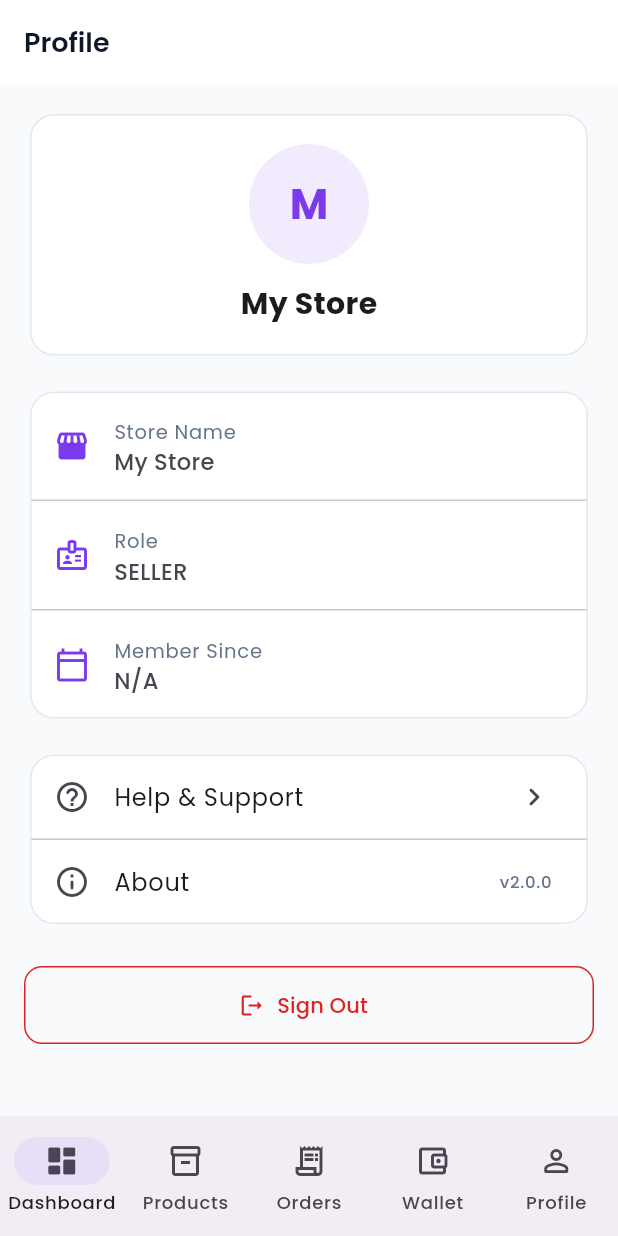
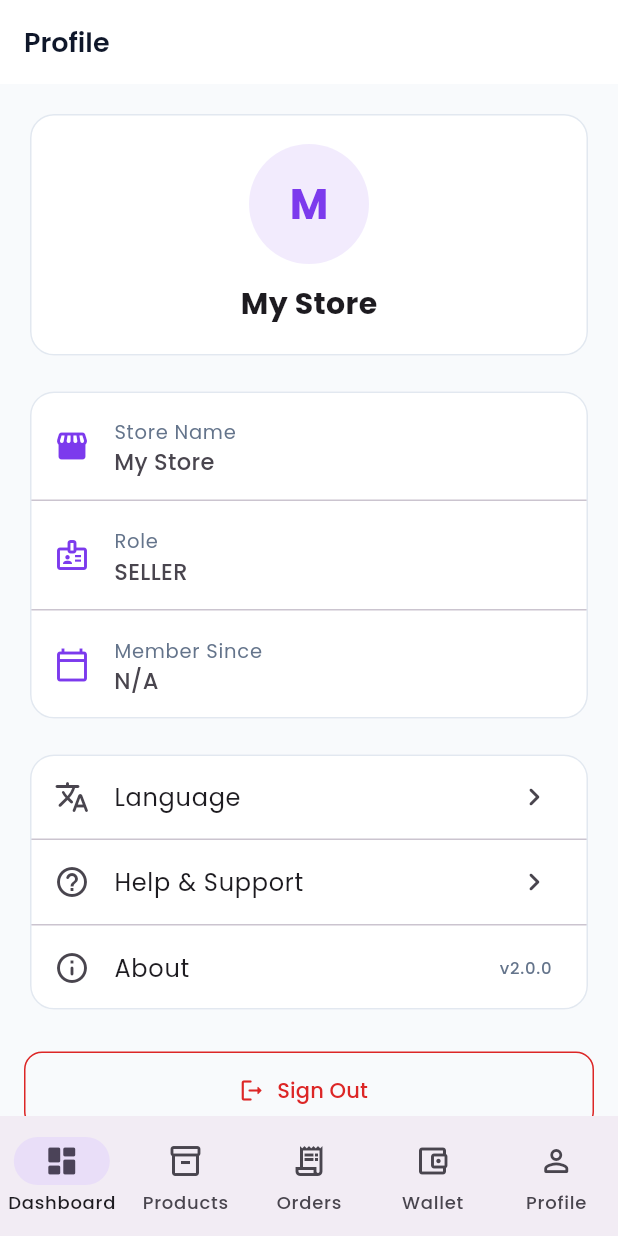
Before and after one commit to mayegamustafa/store, a Flutter app: the ProfileScreen screen opened by its route, on a phone screen of 412 x 824 dp. Run offline on Flutter 3.47's test engine with Material 3 defaults, Android fonts, the phone set to English and light mode, and no system bars; our stand-ins replace badges, cached_network_image, carousel_slider, connectivity_plus, country_code_picker, dio and 20 more; accounts and stored records are empty; network calls fail.

Commit message:
feat(mobile): languages — English (default), Swahili, Luganda
Lightweight in-app translation layer (T.t + LocaleProvider persisted in
prefs, no codegen) shipped in all three apps with a language picker in
each profile/settings area. Bottom-nav labels and core auth/action
strings are translated; every string lives in one map per language
(core/i18n/app_i18n.dart) so extending coverage is a one-file edit.
Unknown keys fall back to English then to the key — always safe.

Co-Authored-By: Claude Fable 5 <noreply@anthropic.com>

```diff
--- /dev/null
+++ b/apps/mobile-buyer/lib/core/i18n/app_i18n.dart
@@ -0,0 +1,183 @@
+import 'package:flutter/material.dart';
+import 'package:shared_preferences/shared_preferences.dart';
+
+/// Lightweight app translations: English (default), Swahili, Luganda.
+/// Use `T.t('key')` anywhere; unknown keys fall back to English, then to the
+/// key itself, so adding strings is always safe.
+class T {
+  static String code = 'en';
+
+  static const supported = [
+    ('en', 'English'),
+    ('sw', 'Kiswahili'),
+    ('lg', 'Luganda'),
+  ];
+
+  static String t(String key) =>
+      _strings[code]?[key] ?? _strings['en']![key] ?? key;
+
+  static const Map<String, Map<String, String>> _strings = {
+    'en': {
+      'home': 'Home',
+      'categories': 'Categories',
+      'cart': 'Cart',
+      'orders': 'Orders',
+      'profile': 'Profile',
+      'wishlist': 'Wishlist',
+      'dashboard': 'Dashboard',
+      'products': 'Products',
+      'wallet': 'Wallet',
+      'deliveries': 'Deliveries',
+      'earnings': 'Earnings',
+      'messages': 'Messages',
+      'settings': 'Settings',
+      'search': 'Search',
+      'sign_in': 'Sign In',
+      'sign_out': 'Sign Out',
+      'welcome_back': 'Welcome back',
+      'email_or_phone': 'Email or Phone',
+      'password': 'Password',
+      'continue_google': 'Continue with Google',
+      'sign_in_biometrics': 'Sign in with Biometrics',
+      'register': 'Register',
+      'language': 'Language',
+      'choose_language': 'Choose language',
+      'save': 'Save',
+      'cancel': 'Cancel',
+      'notifications': 'Notifications',
+      'track_delivery': 'Track Delivery',
+      'withdraw': 'Withdraw',
+      'total': 'Total',
+      'subscription': 'Subscription',
+    },
+    'sw': {
+      'home': 'Nyumbani',
+      'categories': 'Jamii',
+      'cart': 'Kikapu',
+      'orders': 'Oda',
+      'profile': 'Wasifu',
+      'wishlist': 'Vipendwa',
+      'dashboard': 'Dashibodi',
+      'products': 'Bidhaa',
+      'wallet': 'Pochi',
+      'deliveries': 'Usafirishaji',
+      'earnings': 'Mapato',
+      'messages': 'Jumbe',
+      'settings': 'Mipangilio',
+      'search': 'Tafuta',
+      'sign_in': 'Ingia',
+      'sign_out': 'Toka',
+      'welcome_back': 'Karibu tena',
+      'email_or_phone': 'Barua pepe au Simu',
+      'password': 'Nenosiri',
+      'continue_google': 'Endelea na Google',
+      'sign_in_biometrics': 'Ingia kwa alama ya kidole',
+      'register': 'Jisajili',
+      'language': 'Lugha',
+      'choose_language': 'Chagua lugha',
+      'save': 'Hifadhi',
+      'cancel': 'Ghairi',
+      'notifications': 'Arifa',
+      'track_delivery': 'Fuatilia Oda',
+      'withdraw': 'Toa pesa',
+      'total': 'Jumla',
+      'subscription': 'Usajili',
+    },
+    'lg': {
+      'home': 'Awaka',
+      'categories': 'Ebika',
+      'cart': 'Ekisero',
+      'orders': 'Ebiragiro',
+      'profile': 'Ebikukwatako',
+      'wishlist': 'Bye njagala',
+      'dashboard': 'Olubalaza',
+      'products': 'Ebyamaguzi',
+      'wallet': 'Ensawo',
+      'deliveries': 'Okutuusa',
+      'earnings': 'Enfuna',
+      'messages': 'Obubaka',
+      'settings': 'Entegeka',
+      'search': 'Noonya',
+      'sign_in': 'Yingira',
+      'sign_out': 'Fuluma',
+      'welcome_back': 'Tukwanirizza nate',
+      'email_or_phone': 'Email oba Essimu',
+      'password': "Ekigambo eky'ekyama",
+      'continue_google': 'Weyongere ne Google',
+      'sign_in_biometrics': "Yingira n'ekinkumu",
+      'register': 'Wewandiise',
+      'language': 'Olulimi',
+      'choose_language': 'Londa olulimi',
+      'save': 'Tereka',
+      'cancel': 'Sazaamu',
+      'notifications': 'Obubaka obutuuse',
+      'track_delivery': 'Goberera Ekiragiro',
+      'withdraw': 'Ggyamu ssente',
+      'total': 'Omugatte',
+      'subscription': 'Okwewandiisa',
+    },
+  };
+}
+
+/// Holds the chosen language, persists it, and rebuilds the app on change.
+class LocaleProvider extends ChangeNotifier {
+  static const _prefKey = 'app_language';
+
+  Future<void> load() async {
+    try {
+      final prefs = await SharedPreferences.getInstance();
+      final saved = prefs.getString(_prefKey);
+      if (saved != null && T.supported.any((s) => s.$1 == saved)) {
+        T.code = saved;
+        notifyListeners();
+      }
+    } catch (_) {}
+  }
+
+  Future<void> setLanguage(String code) async {
+    if (!T.supported.any((s) => s.$1 == code)) return;
+    T.code = code;
+    notifyListeners();
+    try {
+      final prefs = await SharedPreferences.getInstance();
+      await prefs.setString(_prefKey, code);
+    } catch (_) {}
+  }
+}
+
+/// Reusable language picker bottom sheet.
+Future<void> showLanguagePicker(BuildContext context, LocaleProvider provider) {
+  return showModalBottomSheet(
+    context: context,
+    shape: const RoundedRectangleBorder(
+        borderRadius: BorderRadius.vertical(top: Radius.circular(20))),
+    builder: (ctx) => SafeArea(
+      child: Column(
+        mainAxisSize: MainAxisSize.min,
+        children: [
+          Padding(
+            padding: const EdgeInsets.all(16),
+            child: Text(T.t('choose_language'),
+                style: const TextStyle(
+                    fontSize: 16, fontWeight: FontWeight.w700)),
+          ),
+          for (final (langCode, label) in T.supported)
+            ListTile(
+              leading: Icon(
+                T.code == langCode
+                    ? Icons.radio_button_checked_rounded
+                    : Icons.radio_button_off_rounded,
+                color: T.code == langCode ? Colors.green : Colors.grey,
+              ),
+              title: Text(label),
+              onTap: () {
+                provider.setLanguage(langCode);
+                Navigator.pop(ctx);
+              },
+            ),
+          const SizedBox(height: 8),
+        ],
+      ),
+    ),
+  );
+}
--- a/apps/mobile-buyer/lib/features/profile/profile_screen.dart
+++ b/apps/mobile-buyer/lib/features/profile/profile_screen.dart
@@ -20,6 +20,7 @@ import '../wallet/wallet_screen.dart';
 import '../support/help_center_screen.dart';
 import '../support/live_chat_screen.dart';
 import '../support/about_screen.dart';
+import '../../core/i18n/app_i18n.dart';
 
 class ProfileScreen extends StatelessWidget {
   const ProfileScreen({super.key});
@@ -177,6 +178,8 @@ class ProfileScreen extends StatelessWidget {
         // Currency
         _buildMenuSection('Preferences', [
           _MenuItem(Icons.currency_exchange_rounded, 'Currency', () => _showCurrencyPicker(context)),
+          _MenuItem(Icons.translate_rounded, T.t('language'),
+              () => showLanguagePicker(context, context.read<LocaleProvider>())),
         ]),
 
         const SizedBox(height: 12),
--- a/apps/mobile-buyer/lib/main.dart
+++ b/apps/mobile-buyer/lib/main.dart
@@ -25,6 +25,7 @@ import 'features/orders/order_tracking_screen.dart';
 import 'features/notifications/notifications_screen.dart';
 import 'features/wishlist/wishlist_screen.dart';
 import 'features/settings/addresses_screen.dart';
+import 'core/i18n/app_i18n.dart';
 
 void main() async {
   WidgetsFlutterBinding.ensureInitialized();
@@ -49,6 +50,7 @@ class TotalStoreApp extends StatelessWidget {
   Widget build(BuildContext context) {
     return MultiProvider(
       providers: [
+        ChangeNotifierProvider(create: (_) => LocaleProvider()..load()),
         ChangeNotifierProvider(create: (_) => AuthProvider()..init()),
         ChangeNotifierProvider(create: (_) => SettingsProvider()..fetchPublicSettings()),
         ChangeNotifierProvider(create: (_) => ProductsProvider()),
--- /dev/null
+++ b/apps/mobile-rider/lib/core/i18n/app_i18n.dart
@@ -0,0 +1,183 @@
+import 'package:flutter/material.dart';
+import 'package:shared_preferences/shared_preferences.dart';
+
+/// Lightweight app translations: English (default), Swahili, Luganda.
+/// Use `T.t('key')` anywhere; unknown keys fall back to English, then to the
+/// key itself, so adding strings is always safe.
+class T {
+  static String code = 'en';
+
+  static const supported = [
+    ('en', 'English'),
+    ('sw', 'Kiswahili'),
+    ('lg', 'Luganda'),
+  ];
+
+  static String t(String key) =>
+      _strings[code]?[key] ?? _strings['en']![key] ?? key;
+
+  static const Map<String, Map<String, String>> _strings = {
+    'en': {
+      'home': 'Home',
+      'categories': 'Categories',
+      'cart': 'Cart',
+      'orders': 'Orders',
+      'profile': 'Profile',
+      'wishlist': 'Wishlist',
+      'dashboard': 'Dashboard',
+      'products': 'Products',
+      'wallet': 'Wallet',
+      'deliveries': 'Deliveries',
+      'earnings': 'Earnings',
+      'messages': 'Messages',
+      'settings': 'Settings',
+      'search': 'Search',
+      'sign_in': 'Sign In',
+      'sign_out': 'Sign Out',
+      'welcome_back': 'Welcome back',
+      'email_or_phone': 'Email or Phone',
+      'password': 'Password',
+      'continue_google': 'Continue with Google',
+      'sign_in_biometrics': 'Sign in with Biometrics',
+      'register': 'Register',
+      'language': 'Language',
+      'choose_language': 'Choose language',
+      'save': 'Save',
+      'cancel': 'Cancel',
+      'notifications': 'Notifications',
+      'track_delivery': 'Track Delivery',
+      'withdraw': 'Withdraw',
+      'total': 'Total',
+      'subscription': 'Subscription',
+    },
+    'sw': {
+      'home': 'Nyumbani',
+      'categories': 'Jamii',
+      'cart': 'Kikapu',
+      'orders': 'Oda',
+      'profile': 'Wasifu',
+      'wishlist': 'Vipendwa',
+      'dashboard': 'Dashibodi',
+      'products': 'Bidhaa',
+      'wallet': 'Pochi',
+      'deliveries': 'Usafirishaji',
+      'earnings': 'Mapato',
+      'messages': 'Jumbe',
+      'settings': 'Mipangilio',
+      'search': 'Tafuta',
+      'sign_in': 'Ingia',
+      'sign_out': 'Toka',
+      'welcome_back': 'Karibu tena',
+      'email_or_phone': 'Barua pepe au Simu',
+      'password': 'Nenosiri',
+      'continue_google': 'Endelea na Google',
+      'sign_in_biometrics': 'Ingia kwa alama ya kidole',
+      'register': 'Jisajili',
+      'language': 'Lugha',
+      'choose_language': 'Chagua lugha',
+      'save': 'Hifadhi',
+      'cancel': 'Ghairi',
+      'notifications': 'Arifa',
+      'track_delivery': 'Fuatilia Oda',
+      'withdraw': 'Toa pesa',
+      'total': 'Jumla',
+      'subscription': 'Usajili',
+    },
+    'lg': {
+      'home': 'Awaka',
+      'categories': 'Ebika',
+      'cart': 'Ekisero',
+      'orders': 'Ebiragiro',
+      'profile': 'Ebikukwatako',
+      'wishlist': 'Bye njagala',
+      'dashboard': 'Olubalaza',
+      'products': 'Ebyamaguzi',
+      'wallet': 'Ensawo',
+      'deliveries': 'Okutuusa',
+      'earnings': 'Enfuna',
+      'messages': 'Obubaka',
+      'settings': 'Entegeka',
+      'search': 'Noonya',
+      'sign_in': 'Yingira',
+      'sign_out': 'Fuluma',
+      'welcome_back': 'Tukwanirizza nate',
+      'email_or_phone': 'Email oba Essimu',
+      'password': "Ekigambo eky'ekyama",
+      'continue_google': 'Weyongere ne Google',
+      'sign_in_biometrics': "Yingira n'ekinkumu",
+      'register': 'Wewandiise',
+      'language': 'Olulimi',
+      'choose_language': 'Londa olulimi',
+      'save': 'Tereka',
+      'cancel': 'Sazaamu',
+      'notifications': 'Obubaka obutuuse',
+      'track_delivery': 'Goberera Ekiragiro',
+      'withdraw': 'Ggyamu ssente',
+      'total': 'Omugatte',
+      'subscription': 'Okwewandiisa',
+    },
+  };
+}
+
+/// Holds the chosen language, persists it, and rebuilds the app on change.
+class LocaleProvider extends ChangeNotifier {
+  static const _prefKey = 'app_language';
+
+  Future<void> load() async {
+    try {
+      final prefs = await SharedPreferences.getInstance();
+      final saved = prefs.getString(_prefKey);
+      if (saved != null && T.supported.any((s) => s.$1 == saved)) {
+        T.code = saved;
+        notifyListeners();
+      }
+    } catch (_) {}
+  }
+
+  Future<void> setLanguage(String code) async {
+    if (!T.supported.any((s) => s.$1 == code)) return;
+    T.code = code;
+    notifyListeners();
+    try {
+      final prefs = await SharedPreferences.getInstance();
+      await prefs.setString(_prefKey, code);
+    } catch (_) {}
+  }
+}
+
+/// Reusable language picker bottom sheet.
+Future<void> showLanguagePicker(BuildContext context, LocaleProvider provider) {
+  return showModalBottomSheet(
+    context: context,
+    shape: const RoundedRectangleBorder(
+        borderRadius: BorderRadius.vertical(top: Radius.circular(20))),
+    builder: (ctx) => SafeArea(
+      child: Column(
+        mainAxisSize: MainAxisSize.min,
+        children: [
+          Padding(
+            padding: const EdgeInsets.all(16),
+            child: Text(T.t('choose_language'),
+                style: const TextStyle(
+                    fontSize: 16, fontWeight: FontWeight.w700)),
+          ),
+          for (final (langCode, label) in T.supported)
+            ListTile(
+              leading: Icon(
+                T.code == langCode
+                    ? Icons.radio_button_checked_rounded
+                    : Icons.radio_button_off_rounded,
+                color: T.code == langCode ? Colors.green : Colors.grey,
+              ),
+              title: Text(label),
+              onTap: () {
+                provider.setLanguage(langCode);
+                Navigator.pop(ctx);
+              },
+            ),
+          const SizedBox(height: 8),
+        ],
+      ),
+    ),
+  );
+}
--- a/apps/mobile-rider/lib/main.dart
+++ b/apps/mobile-rider/lib/main.dart
@@ -11,6 +11,7 @@ import 'providers/chat_provider.dart';
 import 'providers/delivery_provider.dart';
 import 'providers/settings_provider.dart';
 import 'services/notification_service.dart';
+import 'core/i18n/app_i18n.dart';
 
 void main() async {
   WidgetsFlutterBinding.ensureInitialized();
@@ -31,6 +32,7 @@ void main() async {
   runApp(
     MultiProvider(
       providers: [
+        ChangeNotifierProvider(create: (_) => LocaleProvider()..load()),
         ChangeNotifierProvider(create: (_) => AuthProvider()),
         // ProxyProvider wires AuthProvider → DeliveryProvider so that whenever the
         // authenticated user changes, the riderProfile.id is forwarded to the
--- /dev/null
+++ b/apps/mobile-seller/lib/core/i18n/app_i18n.dart
@@ -0,0 +1,183 @@
+import 'package:flutter/material.dart';
+import 'package:shared_preferences/shared_preferences.dart';
+
+/// Lightweight app translations: English (default), Swahili, Luganda.
+/// Use `T.t('key')` anywhere; unknown keys fall back to English, then to the
+/// key itself, so adding strings is always safe.
+class T {
+  static String code = 'en';
+
+  static const supported = [
+    ('en', 'English'),
+    ('sw', 'Kiswahili'),
+    ('lg', 'Luganda'),
+  ];
+
+  static String t(String key) =>
+      _strings[code]?[key] ?? _strings['en']![key] ?? key;
+
+  static const Map<String, Map<String, String>> _strings = {
+    'en': {
+      'home': 'Home',
+      'categories': 'Categories',
+      'cart': 'Cart',
+      'orders': 'Orders',
+      'profile': 'Profile',
+      'wishlist': 'Wishlist',
+      'dashboard': 'Dashboard',
+      'products': 'Products',
+      'wallet': 'Wallet',
+      'deliveries': 'Deliveries',
+      'earnings': 'Earnings',
+      'messages': 'Messages',
+      'settings': 'Settings',
+      'search': 'Search',
+      'sign_in': 'Sign In',
+      'sign_out': 'Sign Out',
+      'welcome_back': 'Welcome back',
+      'email_or_phone': 'Email or Phone',
+      'password': 'Password',
+      'continue_google': 'Continue with Google',
+      'sign_in_biometrics': 'Sign in with Biometrics',
+      'register': 'Register',
+      'language': 'Language',
+      'choose_language': 'Choose language',
+      'save': 'Save',
+      'cancel': 'Cancel',
+      'notifications': 'Notifications',
+      'track_delivery': 'Track Delivery',
+      'withdraw': 'Withdraw',
+      'total': 'Total',
+      'subscription': 'Subscription',
+    },
+    'sw': {
+      'home': 'Nyumbani',
+      'categories': 'Jamii',
+      'cart': 'Kikapu',
+      'orders': 'Oda',
+      'profile': 'Wasifu',
+      'wishlist': 'Vipendwa',
+      'dashboard': 'Dashibodi',
+      'products': 'Bidhaa',
+      'wallet': 'Pochi',
+      'deliveries': 'Usafirishaji',
+      'earnings': 'Mapato',
+      'messages': 'Jumbe',
+      'settings': 'Mipangilio',
+      'search': 'Tafuta',
+      'sign_in': 'Ingia',
+      'sign_out': 'Toka',
+      'welcome_back': 'Karibu tena',
+      'email_or_phone': 'Barua pepe au Simu',
+      'password': 'Nenosiri',
+      'continue_google': 'Endelea na Google',
+      'sign_in_biometrics': 'Ingia kwa alama ya kidole',
+      'register': 'Jisajili',
+      'language': 'Lugha',
+      'choose_language': 'Chagua lugha',
+      'save': 'Hifadhi',
+      'cancel': 'Ghairi',
+      'notifications': 'Arifa',
+      'track_delivery': 'Fuatilia Oda',
+      'withdraw': 'Toa pesa',
+      'total': 'Jumla',
+      'subscription': 'Usajili',
+    },
+    'lg': {
+      'home': 'Awaka',
+      'categories': 'Ebika',
+      'cart': 'Ekisero',
+      'orders': 'Ebiragiro',
+      'profile': 'Ebikukwatako',
+      'wishlist': 'Bye njagala',
+      'dashboard': 'Olubalaza',
+      'products': 'Ebyamaguzi',
+      'wallet': 'Ensawo',
+      'deliveries': 'Okutuusa',
+      'earnings': 'Enfuna',
+      'messages': 'Obubaka',
+      'settings': 'Entegeka',
+      'search': 'Noonya',
+      'sign_in': 'Yingira',
+      'sign_out': 'Fuluma',
+      'welcome_back': 'Tukwanirizza nate',
+      'email_or_phone': 'Email oba Essimu',
+      'password': "Ekigambo eky'ekyama",
+      'continue_google': 'Weyongere ne Google',
+      'sign_in_biometrics': "Yingira n'ekinkumu",
+      'register': 'Wewandiise',
+      'language': 'Olulimi',
+      'choose_language': 'Londa olulimi',
+      'save': 'Tereka',
+      'cancel': 'Sazaamu',
+      'notifications': 'Obubaka obutuuse',
+      'track_delivery': 'Goberera Ekiragiro',
+      'withdraw': 'Ggyamu ssente',
+      'total': 'Omugatte',
+      'subscription': 'Okwewandiisa',
+    },
+  };
+}
+
+/// Holds the chosen language, persists it, and rebuilds the app on change.
+class LocaleProvider extends ChangeNotifier {
+  static const _prefKey = 'app_language';
+
+  Future<void> load() async {
+    try {
+      final prefs = await SharedPreferences.getInstance();
+      final saved = prefs.getString(_prefKey);
+      if (saved != null && T.supported.any((s) => s.$1 == saved)) {
+        T.code = saved;
+        notifyListeners();
+      }
+    } catch (_) {}
+  }
+
+  Future<void> setLanguage(String code) async {
+    if (!T.supported.any((s) => s.$1 == code)) return;
+    T.code = code;
+    notifyListeners();
+    try {
+      final prefs = await SharedPreferences.getInstance();
+      await prefs.setString(_prefKey, code);
+    } catch (_) {}
+  }
+}
+
+/// Reusable language picker bottom sheet.
+Future<void> showLanguagePicker(BuildContext context, LocaleProvider provider) {
+  return showModalBottomSheet(
+    context: context,
+    shape: const RoundedRectangleBorder(
+        borderRadius: BorderRadius.vertical(top: Radius.circular(20))),
+    builder: (ctx) => SafeArea(
+      child: Column(
+        mainAxisSize: MainAxisSize.min,
+        children: [
+          Padding(
+            padding: const EdgeInsets.all(16),
+            child: Text(T.t('choose_language'),
+                style: const TextStyle(
+                    fontSize: 16, fontWeight: FontWeight.w700)),
+          ),
+          for (final (langCode, label) in T.supported)
+            ListTile(
+              leading: Icon(
+                T.code == langCode
+                    ? Icons.radio_button_checked_rounded
+                    : Icons.radio_button_off_rounded,
+                color: T.code == langCode ? Colors.green : Colors.grey,
+              ),
+              title: Text(label),
+              onTap: () {
+                provider.setLanguage(langCode);
+                Navigator.pop(ctx);
+              },
+            ),
+          const SizedBox(height: 8),
+        ],
+      ),
+    ),
+  );
+}
--- a/apps/mobile-seller/lib/core/router.dart
+++ b/apps/mobile-seller/lib/core/router.dart
@@ -16,6 +16,7 @@ import '../screens/subscription_screen.dart';
 import '../screens/subscription_renew_prompt.dart';
 import 'api_service.dart';
 import '../core/money.dart';
+import 'i18n/app_i18n.dart';
 
 class AppRouter {
   static final _shellKey = GlobalKey<NavigatorState>();
@@ -127,6 +128,7 @@ class _ShellState extends State<_Shell> {
 
   @override
   Widget build(BuildContext context) {
+    context.watch<LocaleProvider>(); // rebuild labels on language change
     return Scaffold(
       body: widget.child,
       bottomNavigationBar: NavigationBar(
@@ -135,27 +137,27 @@ class _ShellState extends State<_Shell> {
           setState(() => _idx = i);
           context.go(_tabs[i]);
         },
-        destinations: const [
+        destinations: [
           NavigationDestination(
-              icon: Icon(Icons.dashboard_outlined),
-              selectedIcon: Icon(Icons.dashboard_rounded),
-              label: 'Dashboard'),
+              icon: const Icon(Icons.dashboard_outlined),
+              selectedIcon: const Icon(Icons.dashboard_rounded),
+              label: T.t('dashboard')),
           NavigationDestination(
-              icon: Icon(Icons.inventory_2_outlined),
-              selectedIcon: Icon(Icons.inventory_2_rounded),
-              label: 'Products'),
+              icon: const Icon(Icons.inventory_2_outlined),
+              selectedIcon: const Icon(Icons.inventory_2_rounded),
+              label: T.t('products')),
           NavigationDestination(
-              icon: Icon(Icons.receipt_long_outlined),
-              selectedIcon: Icon(Icons.receipt_long_rounded),
-              label: 'Orders'),
+              icon: const Icon(Icons.receipt_long_outlined),
+              selectedIcon: const Icon(Icons.receipt_long_rounded),
+              label: T.t('orders')),
           NavigationDestination(
-              icon: Icon(Icons.account_balance_wallet_outlined),
-              selectedIcon: Icon(Icons.account_balance_wallet_rounded),
-              label: 'Wallet'),
+              icon: const Icon(Icons.account_balance_wallet_outlined),
+              selectedIcon: const Icon(Icons.account_balance_wallet_rounded),
+              label: T.t('wallet')),
           NavigationDestination(
-              icon: Icon(Icons.person_outline_rounded),
-              selectedIcon: Icon(Icons.person_rounded),
-              label: 'Profile'),
+              icon: const Icon(Icons.person_outline_rounded),
+              selectedIcon: const Icon(Icons.person_rounded),
+              label: T.t('profile')),
         ],
       ),
     );
--- a/apps/mobile-seller/lib/main.dart
+++ b/apps/mobile-seller/lib/main.dart
@@ -11,6 +11,7 @@ import 'providers/products_provider.dart';
 import 'providers/orders_provider.dart';
 import 'providers/settings_provider.dart';
 import 'providers/wallet_provider.dart';
+import 'core/i18n/app_i18n.dart';
 
 void main() async {
   WidgetsFlutterBinding.ensureInitialized();
@@ -24,6 +25,7 @@ void main() async {
   runApp(
     MultiProvider(
       providers: [
+        ChangeNotifierProvider(create: (_) => LocaleProvider()..load()),
         ChangeNotifierProvider(create: (_) => AuthProvider()),
         ChangeNotifierProvider(create: (_) => ProductsProvider()),
         ChangeNotifierProvider(create: (_) => OrdersProvider()),
--- a/apps/mobile-seller/lib/screens/profile_screen.dart
+++ b/apps/mobile-seller/lib/screens/profile_screen.dart
@@ -3,6 +3,7 @@ import 'package:go_router/go_router.dart';
 import 'package:provider/provider.dart';
 import '../core/theme.dart';
 import '../providers/auth_provider.dart';
+import '../core/i18n/app_i18n.dart';
 
 class ProfileScreen extends StatelessWidget {
   const ProfileScreen({super.key});
@@ -93,6 +94,14 @@ class ProfileScreen extends StatelessWidget {
             child: Column(
               children: [
                 ListTile(
+                  leading: const Icon(Icons.translate_rounded),
+                  title: Text(T.t('language')),
+                  trailing: const Icon(Icons.chevron_right_rounded),
+                  onTap: () => showLanguagePicker(
+                      context, context.read<LocaleProvider>()),
+                ),
+                const Divider(height: 1),
+                ListTile(
                   leading: const Icon(Icons.help_outline_rounded),
                   title: const Text('Help & Support'),
                   trailing: const Icon(Icons.chevron_right_rounded),
```
Also changed, not shown: apps/mobile-buyer/lib/features/home/main_screen.dart (+6 -4 lines), apps/mobile-rider/lib/core/router/app_router.dart (+6 -4 lines), apps/mobile-rider/lib/screens/profile/profile_screen.dart (+20 -0 lines).
